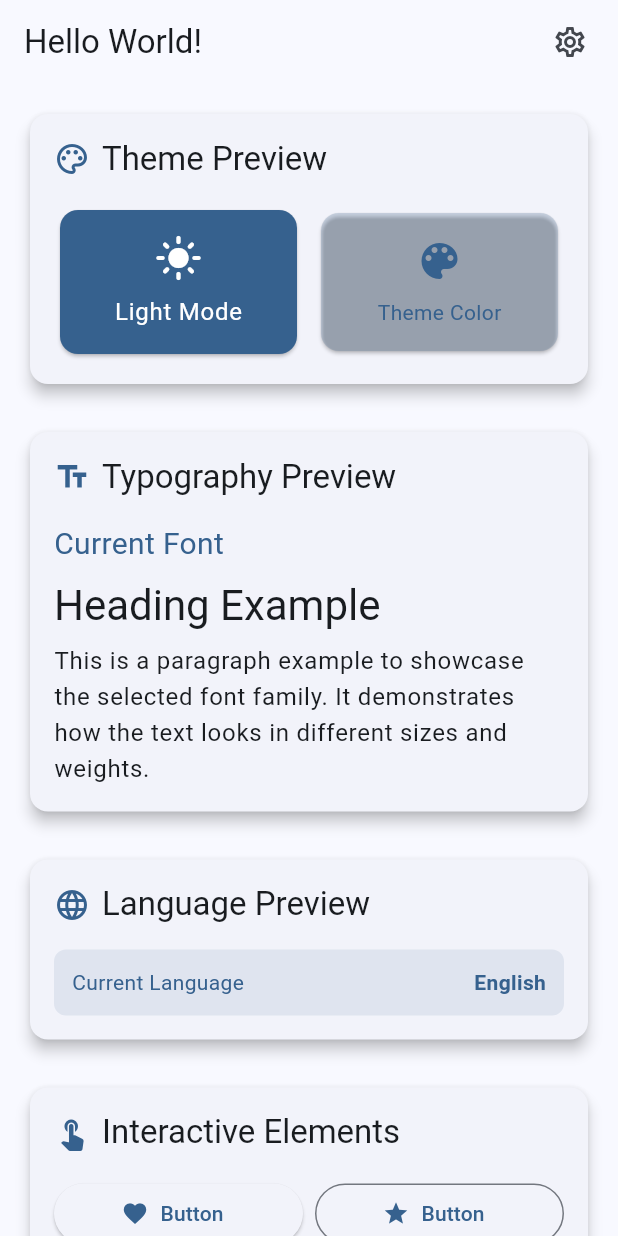
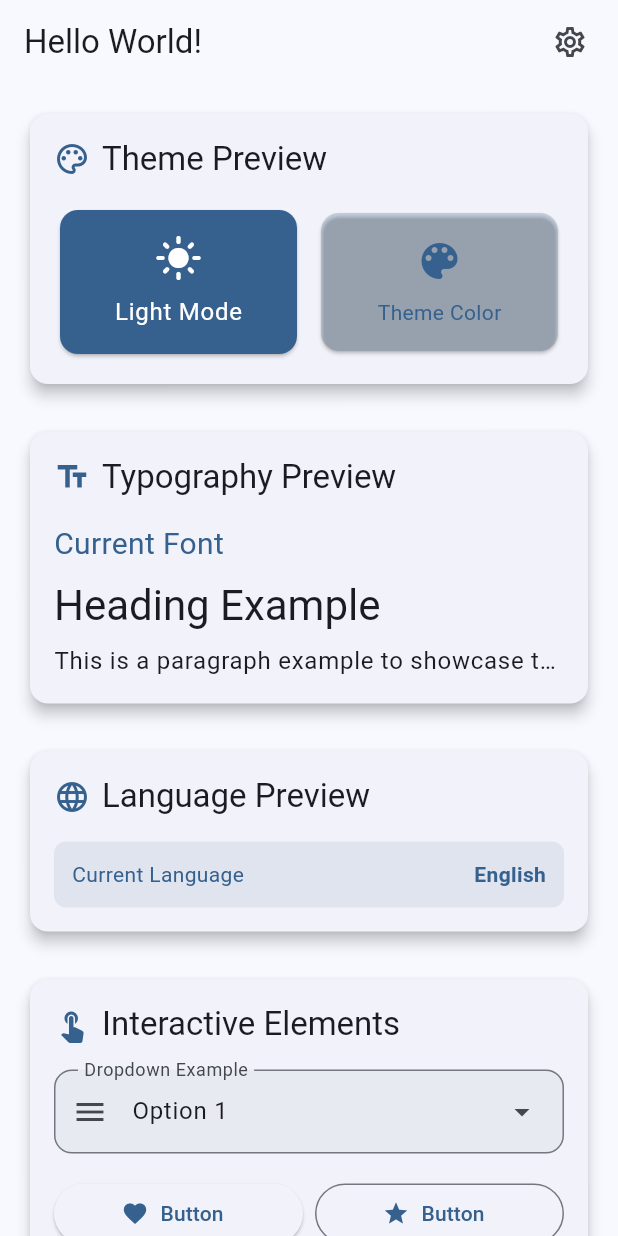
Before and after one commit to MohamedAbdelhamed0/basic_settings, a Flutter app: the screen it shows after launch, on a phone screen of 412 x 824 dp. Run offline on Flutter 3.47's test engine with Material 3 defaults, Android fonts, the light colour scheme and no system bars; our stand-ins replace equatable, flutter_bloc, flutter_colorpicker, google_fonts, shared_preferences.

Commit message:
open countier anmtion done with helper

```diff
--- a/lib/settings/themes/app_themes.dart
+++ b/lib/settings/themes/app_themes.dart
@@ -50,57 +50,68 @@ class AppThemes {
       fontFamily = getDefaultFontForLanguage(languageCode);
     }
 
+    TextTheme baseTheme;
     // If language is Arabic, use Arabic fonts
     if (languageCode == 'ar') {
-      switch (fontFamily) {
-        case 'Cairo':
-          return GoogleFonts.cairoTextTheme();
-        case 'Almarai':
-          return GoogleFonts.almaraiTextTheme();
-        case 'Tajawal':
-          return GoogleFonts.tajawalTextTheme();
-        case 'Amiri':
-          return GoogleFonts.amiriTextTheme();
-        case 'Lateef':
-          return GoogleFonts.lateefTextTheme();
-        case 'Scheherazade':
-          return GoogleFonts.scheherazadeNewTextTheme();
-        case 'Harmattan':
-          return GoogleFonts.harmattanTextTheme();
-        case 'ElMessiri':
-          return GoogleFonts.elMessiriTextTheme();
-        case 'Changa':
-          return GoogleFonts.changaTextTheme();
-        case 'Reem Kufi':
-          return GoogleFonts.reemKufiTextTheme();
-        default:
-          return GoogleFonts.cairoTextTheme(); // Default Arabic font
-      }
+      baseTheme = switch (fontFamily) {
+        'Cairo' => GoogleFonts.cairoTextTheme(),
+        'Almarai' => GoogleFonts.almaraiTextTheme(),
+        'Tajawal' => GoogleFonts.tajawalTextTheme(),
+        'Amiri' => GoogleFonts.amiriTextTheme(),
+        'Lateef' => GoogleFonts.lateefTextTheme(),
+        'Scheherazade' => GoogleFonts.scheherazadeNewTextTheme(),
+        'Harmattan' => GoogleFonts.harmattanTextTheme(),
+        'ElMessiri' => GoogleFonts.elMessiriTextTheme(),
+        'Changa' => GoogleFonts.changaTextTheme(),
+        'Reem Kufi' => GoogleFonts.reemKufiTextTheme(),
+        _ => GoogleFonts.cairoTextTheme(),
+      };
+    } else {
+      baseTheme = switch (fontFamily) {
+        'Lato' => GoogleFonts.latoTextTheme(),
+        'OpenSans' => GoogleFonts.openSansTextTheme(),
+        'Montserrat' => GoogleFonts.montserratTextTheme(),
+        'Raleway' => GoogleFonts.ralewayTextTheme(),
+        'Poppins' => GoogleFonts.poppinsTextTheme(),
+        'PlayfairDisplay' => GoogleFonts.playfairDisplayTextTheme(),
+        'Quicksand' => GoogleFonts.quicksandTextTheme(),
+        'SourceSansPro' => GoogleFonts.sourceCodeProTextTheme(),
+        'Ubuntu' => GoogleFonts.ubuntuTextTheme(),
+        _ => GoogleFonts.robotoTextTheme(),
+      };
     }
 
-    // For non-Arabic languages, use existing fonts
-    switch (fontFamily) {
-      case 'Lato':
-        return GoogleFonts.latoTextTheme();
-      case 'OpenSans':
-        return GoogleFonts.openSansTextTheme();
-      case 'Montserrat':
-        return GoogleFonts.montserratTextTheme();
-      case 'Raleway':
-        return GoogleFonts.ralewayTextTheme();
-      case 'Poppins':
-        return GoogleFonts.poppinsTextTheme();
-      case 'PlayfairDisplay':
-        return GoogleFonts.playfairDisplayTextTheme();
-      case 'Quicksand':
-        return GoogleFonts.quicksandTextTheme();
-      case 'SourceSansPro':
-        return GoogleFonts.sourceCodeProTextTheme();
-      case 'Ubuntu':
-        return GoogleFonts.ubuntuTextTheme();
-      default:
-        return GoogleFonts.robotoTextTheme();
-    }
+    // Apply overflow ellipsis to all text styles
+    return baseTheme.copyWith(
+      bodyLarge: baseTheme.bodyLarge?.copyWith(overflow: TextOverflow.ellipsis),
+      bodyMedium:
+          baseTheme.bodyMedium?.copyWith(overflow: TextOverflow.ellipsis),
+      bodySmall: baseTheme.bodySmall?.copyWith(overflow: TextOverflow.ellipsis),
+      displayLarge:
+          baseTheme.displayLarge?.copyWith(overflow: TextOverflow.ellipsis),
+      displayMedium:
+          baseTheme.displayMedium?.copyWith(overflow: TextOverflow.ellipsis),
+      displaySmall:
+          baseTheme.displaySmall?.copyWith(overflow: TextOverflow.ellipsis),
+      headlineLarge:
+          baseTheme.headlineLarge?.copyWith(overflow: TextOverflow.ellipsis),
+      headlineMedium:
+          baseTheme.headlineMedium?.copyWith(overflow: TextOverflow.ellipsis),
+      headlineSmall:
+          baseTheme.headlineSmall?.copyWith(overflow: TextOverflow.ellipsis),
+      titleLarge:
+          baseTheme.titleLarge?.copyWith(overflow: TextOverflow.ellipsis),
+      titleMedium:
+          baseTheme.titleMedium?.copyWith(overflow: TextOverflow.ellipsis),
+      titleSmall:
+          baseTheme.titleSmall?.copyWith(overflow: TextOverflow.ellipsis),
+      labelLarge:
+          baseTheme.labelLarge?.copyWith(overflow: TextOverflow.ellipsis),
+      labelMedium:
+          baseTheme.labelMedium?.copyWith(overflow: TextOverflow.ellipsis),
+      labelSmall:
+          baseTheme.labelSmall?.copyWith(overflow: TextOverflow.ellipsis),
+    );
   }
 
   static ThemeData lightTheme({
@@ -118,6 +129,36 @@ class AppThemes {
       textTheme: _getTextTheme(fontFamily, languageCode).apply(
         bodyColor: baseTheme.colorScheme.onBackground,
         displayColor: baseTheme.colorScheme.onBackground,
+      ),
+      dropdownMenuTheme: DropdownMenuThemeData(
+        inputDecorationTheme: InputDecorationTheme(
+          filled: true,
+          fillColor: baseTheme.colorScheme.surfaceVariant.withOpacity(0.5),
+          border: OutlineInputBorder(
+            borderRadius: BorderRadius.circular(12),
+            borderSide: BorderSide(color: baseTheme.colorScheme.outline),
+          ),
+          enabledBorder: OutlineInputBorder(
+            borderRadius: BorderRadius.circular(12),
+            borderSide: BorderSide(color: baseTheme.colorScheme.outline),
+          ),
+          focusedBorder: OutlineInputBorder(
+            borderRadius: BorderRadius.circular(12),
+            borderSide:
+                BorderSide(color: baseTheme.colorScheme.primary, width: 2),
+          ),
+          contentPadding:
+              const EdgeInsets.symmetric(horizontal: 16, vertical: 12),
+        ),
+        menuStyle: MenuStyle(
+          shape: MaterialStateProperty.all(
+            RoundedRectangleBorder(borderRadius: BorderRadius.circular(12)),
+          ),
+          elevation: MaterialStateProperty.all(6),
+          backgroundColor: MaterialStateProperty.all(
+            baseTheme.colorScheme.surface,
+          ),
+        ),
       ),
     );
   }
@@ -141,6 +182,36 @@ class AppThemes {
         bodyColor: baseTheme.colorScheme.onBackground,
         displayColor: baseTheme.colorScheme.onBackground,
       ),
+      dropdownMenuTheme: DropdownMenuThemeData(
+        inputDecorationTheme: InputDecorationTheme(
+          filled: true,
+          fillColor: baseTheme.colorScheme.surfaceVariant.withOpacity(0.5),
+          border: OutlineInputBorder(
+            borderRadius: BorderRadius.circular(12),
+            borderSide: BorderSide(color: baseTheme.colorScheme.outline),
+          ),
+          enabledBorder: OutlineInputBorder(
+            borderRadius: BorderRadius.circular(12),
+            borderSide: BorderSide(color: baseTheme.colorScheme.outline),
+          ),
+          focusedBorder: OutlineInputBorder(
+            borderRadius: BorderRadius.circular(12),
+            borderSide:
+                BorderSide(color: baseTheme.colorScheme.primary, width: 2),
+          ),
+          contentPadding:
+              const EdgeInsets.symmetric(horizontal: 16, vertical: 12),
+        ),
+        menuStyle: MenuStyle(
+          shape: MaterialStateProperty.all(
+            RoundedRectangleBorder(borderRadius: BorderRadius.circular(12)),
+          ),
+          elevation: MaterialStateProperty.all(6),
+          backgroundColor: MaterialStateProperty.all(
+            baseTheme.colorScheme.surface,
+          ),
+        ),
+      ),
     );
   }
 
--- a/lib/settings/ui/home_screen.dart
+++ b/lib/settings/ui/home_screen.dart
@@ -2,10 +2,12 @@ import 'package:basic_settings/settings/constants.dart';
 import 'package:basic_settings/settings/presenter/controllers/cubit/settings_cubit.dart';
 import 'package:flutter/material.dart';
 import 'package:flutter_bloc/flutter_bloc.dart';
+import 'package:animations/animations.dart';
 import '../l10n/app_translations.dart';
 import '../themes/app_themes.dart';
 import 'settings_screen.dart';
 import '../presenter/controllers/cubit/settings_state.dart';
+import 'custom_page_route.dart';
 
 class HomeScreen extends StatelessWidget {
   const HomeScreen({super.key});
@@ -32,19 +34,19 @@ class HomeScreen extends StatelessWidget {
               actions: [
                 Padding(
                   padding: const EdgeInsets.only(right: 8.0),
-                  child: IconButton(
-                    icon: const Icon(Icons.settings_outlined),
-                    tooltip: AppTranslations.translations[currentLocale]
-                            ?['settingsTitle'] ??
-                        '',
-                    onPressed: () {
-                      Navigator.push(
-                        context,
-                        MaterialPageRoute(
-                          builder: (context) => const SettingsScreen(),
-                        ),
-                      );
-                    },
+                  child: OpenContainer(
+                    transitionDuration: const Duration(milliseconds: 500),
+                    openBuilder: (context, _) => const SettingsScreen(),
+                    closedElevation: 0,
+                    closedShape: const CircleBorder(),
+                    closedColor: Colors.transparent,
+                    closedBuilder: (context, openContainer) => IconButton(
+                      icon: const Icon(Icons.settings_outlined),
+                      tooltip: AppTranslations.translations[currentLocale]
+                              ?['settingsTitle'] ??
+                          '',
+                      onPressed: openContainer,
+                    ),
                   ),
                 ),
               ],
@@ -277,6 +279,34 @@ class HomeScreen extends StatelessWidget {
                             ],
                           ),
                           const SizedBox(height: 16),
+                          // Add Dropdown Menu here
+                          DropdownMenu<String>(
+                            width: MediaQuery.of(context).size.width - 64,
+                            initialSelection: 'option1',
+                            leadingIcon: const Icon(Icons.menu),
+                            label: const Text('Dropdown Example'),
+                            dropdownMenuEntries: [
+                              DropdownMenuEntry(
+                                value: 'option1',
+                                label: 'Option 1',
+                                leadingIcon: const Icon(Icons.looks_one),
+                              ),
+                              DropdownMenuEntry(
+                                value: 'option2',
+                                label: 'Option 2',
+                                leadingIcon: const Icon(Icons.looks_two),
+                              ),
+                              DropdownMenuEntry(
+                                value: 'option3',
+                                label: 'Option 3',
+                                leadingIcon: const Icon(Icons.looks_3),
+                              ),
+                            ],
+                            onSelected: (value) {
+                              // Handle selection
+                            },
+                          ),
+                          const SizedBox(height: 16),
                           Row(
                             children: [
                               Expanded(
```
Also changed, not shown: lib/settings/ui/settings_screen.dart (+37 -43 lines), pubspec.yaml (+6 -2 lines), assets/png/Vintage Green Watercolor Eucalyptus Leaves Pattern Phone Wallpaper.png (added), pubspec.lock, 1 other file.
